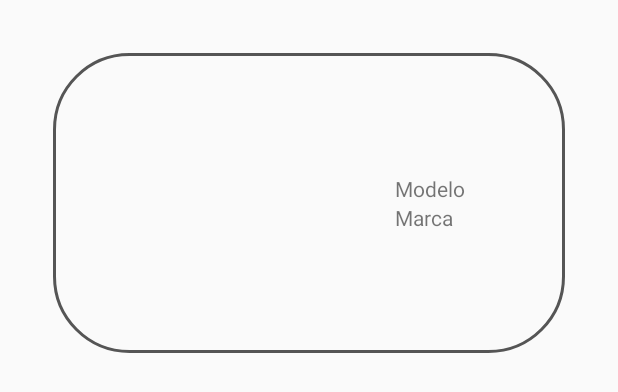
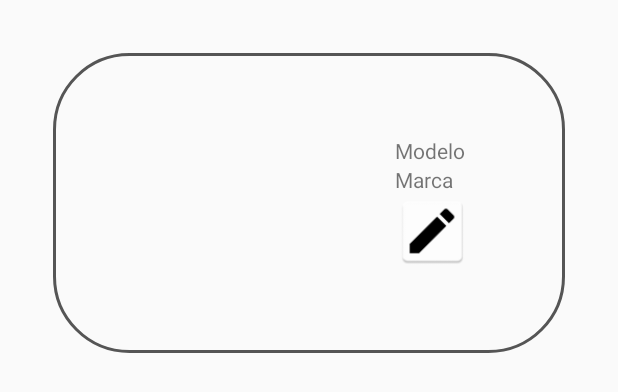
Before and after one commit to Capolupo/OdontoVip, an Android app: the layout item_paciente.xml on its own in the app's theme, with its tools: preview values and no code run, on a phone screen of 412 x 824 dp. Shown: the top 392 px of the screen. Run offline under Robolectric (Android 15) with nearby library versions, the phone set to English and light mode, and no system bars.

Commit message:
botão para editar

```diff
--- a/app/src/main/res/layout/item_paciente.xml
+++ b/app/src/main/res/layout/item_paciente.xml
@@ -39,6 +39,11 @@
                 android:layout_height="wrap_content"
                 android:id="@+id/tvMarca"
                 tools:text="Marca"/>
+            <Button
+                android:id="@+id/itemPaciente_edit_btn"
+                android:background="@mipmap/ic_edit"
+                android:layout_width="50dp"
+                android:layout_height="50dp" />
         </LinearLayout>
     </LinearLayout>
 
```
Also changed, not shown: app/src/main/java/br/com/pkodontovip/ui/listapacientes/ListaPacientesAdapter.kt (+2 -6 lines), app/src/main/ic_edit-web.png (added), app/src/main/res/mipmap-hdpi/ic_edit.png (added), app/src/main/res/mipmap-mdpi/ic_edit.png (added), app/src/main/res/mipmap-xhdpi/ic_edit.png (added), app/src/main/res/mipmap-xxhdpi/ic_edit.png (added), app/src/main/res/mipmap-xxxhdpi/ic_edit.png (added).
